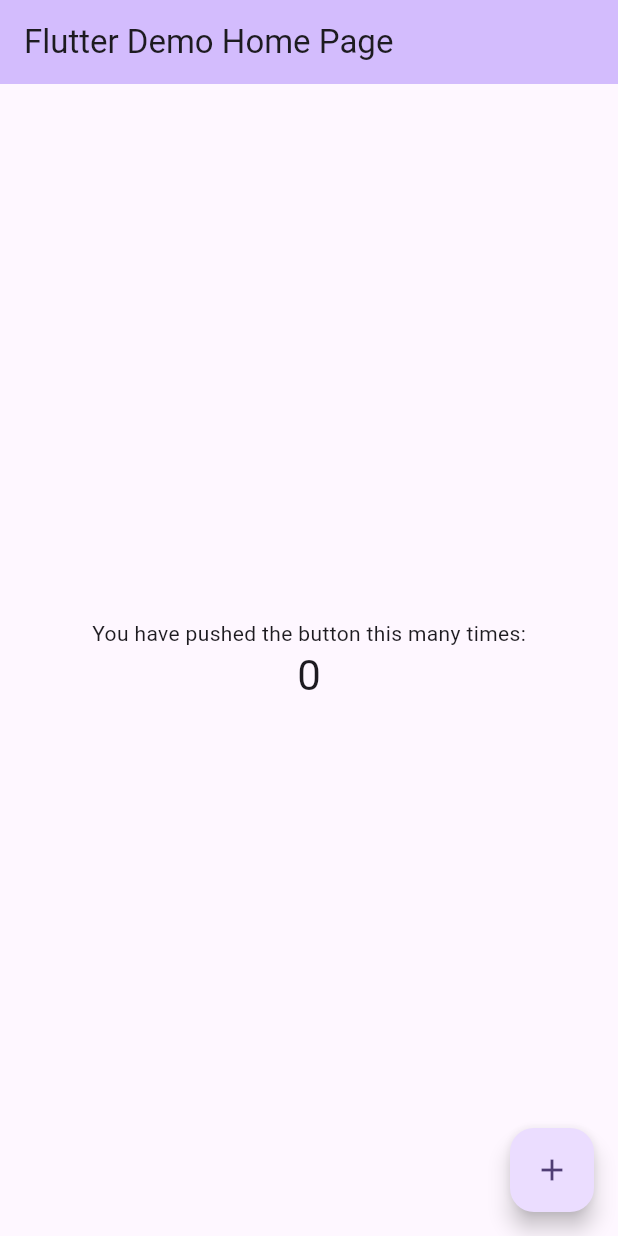
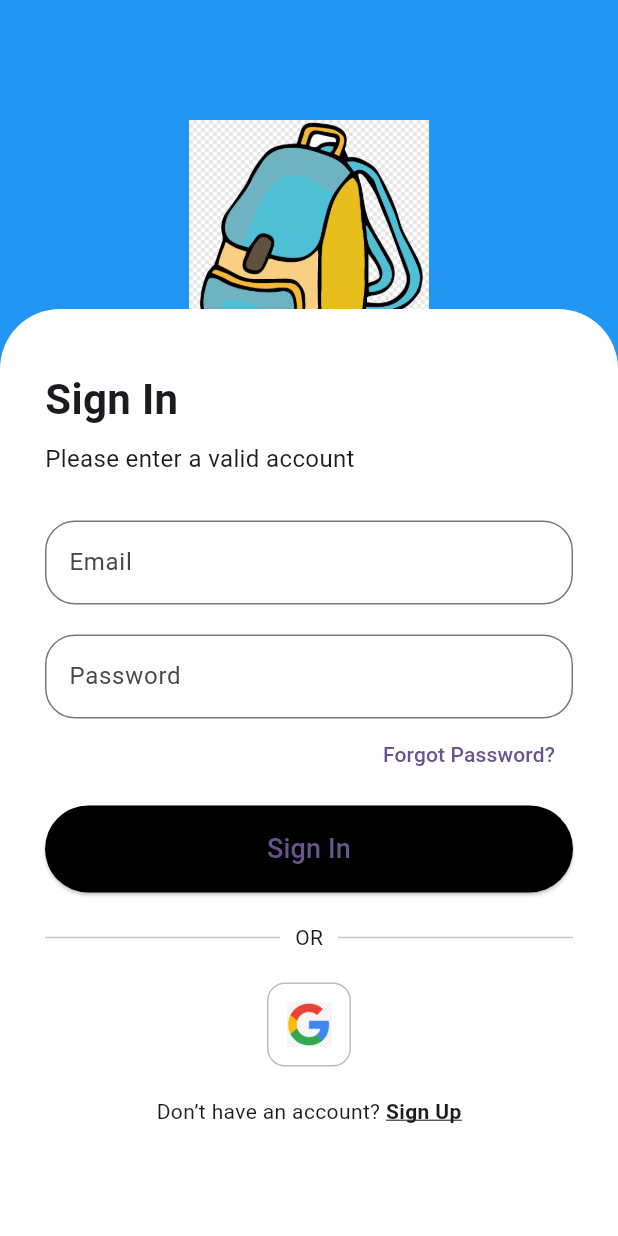
Before and after one commit to dhikshit250/tripsync, a Flutter app: the screen it shows after launch, on a phone screen of 412 x 824 dp. Run offline on Flutter 3.47's test engine with Material 3 defaults, Android fonts, the phone set to English and light mode, and no system bars; our stand-ins replace firebase_auth, firebase_core, google_sign_in; accounts and stored records are empty.

Commit message:
First Upload

```diff
--- a/lib/main.dart
+++ b/lib/main.dart
@@ -1,122 +1,42 @@
 import 'package:flutter/material.dart';
+import 'package:firebase_core/firebase_core.dart';
+import 'package:firebase_auth/firebase_auth.dart';
+import 'package:tripsync/screens/login_screen.dart';
+import 'package:tripsync/screens/home_screen.dart';
 
-void main() {
+void main() async {
+  WidgetsFlutterBinding.ensureInitialized();
+  await Firebase.initializeApp(); // Initialize Firebase
   runApp(const MyApp());
 }
 
 class MyApp extends StatelessWidget {
   const MyApp({super.key});
 
-  // This widget is the root of your application.
   @override
   Widget build(BuildContext context) {
     return MaterialApp(
-      title: 'Flutter Demo',
+      title: 'TripSync',
+      debugShowCheckedModeBanner: false,
       theme: ThemeData(
-        // This is the theme of your application.
-        //
-        // TRY THIS: Try running your application with "flutter run". You'll see
-        // the application has a purple toolbar. Then, without quitting the app,
-        // try changing the seedColor in the colorScheme below to Colors.green
-        // and then invoke "hot reload" (save your changes or press the "hot
-        // reload" button in a Flutter-supported IDE, or press "r" if you used
-        // the command line to start the app).
-        //
-        // Notice that the counter didn't reset back to zero; the application
-        // state is not lost during the reload. To reset the state, use hot
-        // restart instead.
-        //
-        // This works for code too, not just values: Most code changes can be
-        // tested with just a hot reload.
         colorScheme: ColorScheme.fromSeed(seedColor: Colors.deepPurple),
+        useMaterial3: true,
       ),
-      home: const MyHomePage(title: 'Flutter Demo Home Page'),
+      // Show LoginScreen or HomeScreen based on auth status
+      home: StreamBuilder<User?>(
+        stream: FirebaseAuth.instance.authStateChanges(),
+        builder: (context, snapshot) {
+          if (snapshot.connectionState == ConnectionState.waiting) {
+            return const Scaffold(
+              body: Center(child: CircularProgressIndicator()),
+            );
+          } else if (snapshot.hasData) {
+            return const HomeScreen(); // User is logged in
+          } else {
+            return const LoginScreen(); // Not logged in
+          }
+        },
+      ),
     );
   }
 }
-
-class MyHomePage extends StatefulWidget {
-  const MyHomePage({super.key, required this.title});
-
-  // This widget is the home page of your application. It is stateful, meaning
-  // that it has a State object (defined below) that contains fields that affect
-  // how it looks.
-
-  // This class is the configuration for the state. It holds the values (in this
-  // case the title) provided by the parent (in this case the App widget) and
-  // used by the build method of the State. Fields in a Widget subclass are
-  // always marked "final".
-
-  final String title;
-
-  @override
-  State<MyHomePage> createState() => _MyHomePageState();
-}
-
-class _MyHomePageState extends State<MyHomePage> {
-  int _counter = 0;
-
-  void _incrementCounter() {
-    setState(() {
-      // This call to setState tells the Flutter framework that something has
-      // changed in this State, which causes it to rerun the build method below
-      // so that the display can reflect the updated values. If we changed
-      // _counter without calling setState(), then the build method would not be
-      // called again, and so nothing would appear to happen.
-      _counter++;
-    });
-  }
-
-  @override
-  Widget build(BuildContext context) {
-    // This method is rerun every time setState is called, for instance as done
-    // by the _incrementCounter method above.
-    //
-    // The Flutter framework has been optimized to make rerunning build methods
-    // fast, so that you can just rebuild anything that needs updating rather
-    // than having to individually change instances of widgets.
-    return Scaffold(
-      appBar: AppBar(
-        // TRY THIS: Try changing the color here to a specific color (to
-        // Colors.amber, perhaps?) and trigger a hot reload to see the AppBar
-        // change color while the other colors stay the same.
-        backgroundColor: Theme.of(context).colorScheme.inversePrimary,
-        // Here we take the value from the MyHomePage object that was created by
-        // the App.build method, and use it to set our appbar title.
-        title: Text(widget.title),
-      ),
-      body: Center(
-        // Center is a layout widget. It takes a single child and positions it
-        // in the middle of the parent.
-        child: Column(
-          // Column is also a layout widget. It takes a list of children and
-          // arranges them vertically. By default, it sizes itself to fit its
-          // children horizontally, and tries to be as tall as its parent.
-          //
-          // Column has various properties to control how it sizes itself and
-          // how it positions its children. Here we use mainAxisAlignment to
-          // center the children vertically; the main axis here is the vertical
-          // axis because Columns are vertical (the cross axis would be
-          // horizontal).
-          //
-          // TRY THIS: Invoke "debug painting" (choose the "Toggle Debug Paint"
-          // action in the IDE, or press "p" in the console), to see the
-          // wireframe for each widget.
-          mainAxisAlignment: MainAxisAlignment.center,
-          children: <Widget>[
-            const Text('You have pushed the button this many times:'),
-            Text(
-              '$_counter',
-              style: Theme.of(context).textTheme.headlineMedium,
-            ),
-          ],
-        ),
-      ),
-      floatingActionButton: FloatingActionButton(
-        onPressed: _incrementCounter,
-        tooltip: 'Increment',
-        child: const Icon(Icons.add),
-      ), // This trailing comma makes auto-formatting nicer for build methods.
-    );
-  }
-}
--- /dev/null
+++ b/lib/screens/login_screen.dart
@@ -0,0 +1,191 @@
+import 'package:flutter/material.dart';
+import 'package:firebase_auth/firebase_auth.dart';
+import 'package:google_sign_in/google_sign_in.dart';
+import 'package:tripsync/screens/home_screen.dart';
+
+class LoginScreen extends StatefulWidget {
+  const LoginScreen({super.key});
+
+  @override
+  State<LoginScreen> createState() => _LoginScreenState();
+}
+
+class _LoginScreenState extends State<LoginScreen> {
+  final FirebaseAuth _auth = FirebaseAuth.instance;
+  final TextEditingController _emailController = TextEditingController();
+  final TextEditingController _passwordController = TextEditingController();
+
+  Future<void> _signInWithEmail() async {
+    try {
+      await _auth.signInWithEmailAndPassword(
+        email: _emailController.text.trim(),
+        password: _passwordController.text,
+      );
+      Navigator.pushReplacement(
+        context,
+        MaterialPageRoute(builder: (context) => const HomeScreen()),
+      );
+    } catch (e) {
+      ScaffoldMessenger.of(context).showSnackBar(
+        SnackBar(content: Text('Email Login Failed: $e')),
+      );
+    }
+  }
+
+  Future<void> _signInWithGoogle() async {
+    try {
+      final GoogleSignInAccount? googleUser = await GoogleSignIn().signIn();
+      if (googleUser == null) return;
+      final googleAuth = await googleUser.authentication;
+      final credential = GoogleAuthProvider.credential(
+        accessToken: googleAuth.accessToken,
+        idToken: googleAuth.idToken,
+      );
+      await _auth.signInWithCredential(credential);
+      Navigator.pushReplacement(
+        context,
+        MaterialPageRoute(builder: (context) => const HomeScreen()),
+      );
+    } catch (e) {
+      ScaffoldMessenger.of(context).showSnackBar(
+        SnackBar(content: Text('Google Login Failed: $e')),
+      );
+    }
+  }
+
+  @override
+  Widget build(BuildContext context) {
+    final size = MediaQuery.of(context).size;
+
+    return Scaffold(
+      backgroundColor: const Color(0xFF2196F3), // Blue background
+      body: Stack(
+        children: [
+          Positioned(
+            top: 80,
+            left: 0,
+            right: 0,
+            child: Image.asset(
+              'assets/images/travel_bag.png',
+              height: 160,
+            ),
+          ),
+          Align(
+            alignment: Alignment.bottomCenter,
+            child: Container(
+              height: size.height * 0.75,
+              padding: const EdgeInsets.symmetric(horizontal: 30, vertical: 40),
+              decoration: const BoxDecoration(
+                color: Colors.white,
+                borderRadius: BorderRadius.vertical(top: Radius.circular(40)),
+              ),
+              child: SingleChildScrollView(
+                child: Column(
+                  crossAxisAlignment: CrossAxisAlignment.start,
+                  children: [
+                    const Text('Sign In',
+                        style: TextStyle(fontSize: 28, fontWeight: FontWeight.bold)),
+                    const SizedBox(height: 8),
+                    const Text('Please enter a valid account',
+                        style: TextStyle(fontSize: 16)),
+                    const SizedBox(height: 30),
+                    TextField(
+                      controller: _emailController,
+                      decoration: const InputDecoration(
+                        labelText: 'Email',
+                        hintText: 'youremail@example.com',
+                        border: OutlineInputBorder(
+                          borderRadius: BorderRadius.all(Radius.circular(20)),
+                        ),
+                      ),
+                    ),
+                    const SizedBox(height: 20),
+                    TextField(
+                      controller: _passwordController,
+                      obscureText: true,
+                      decoration: const InputDecoration(
+                        labelText: 'Password',
+                        border: OutlineInputBorder(
+                          borderRadius: BorderRadius.all(Radius.circular(20)),
+                        ),
+                      ),
+                    ),
+                    Align(
+                      alignment: Alignment.centerRight,
+                      child: TextButton(
+                        onPressed: () {},
+                        child: const Text("Forgot Password?"),
+                      ),
+                    ),
+                    const SizedBox(height: 10),
+                    SizedBox(
+                      width: double.infinity,
+                      child: ElevatedButton(
+                        onPressed: _signInWithEmail,
+                        style: ElevatedButton.styleFrom(
+                          backgroundColor: Colors.black,
+                          shape: RoundedRectangleBorder(
+                            borderRadius: BorderRadius.circular(30),
+                          ),
+                          padding: const EdgeInsets.symmetric(vertical: 16),
+                        ),
+                        child: const Text("Sign In", style: TextStyle(fontSize: 18)),
+                      ),
+                    ),
+                    const SizedBox(height: 20),
+                    Row(
+                      children: const [
+                        Expanded(child: Divider()),
+                        Padding(
+                          padding: EdgeInsets.symmetric(horizontal: 10),
+                          child: Text("OR"),
+                        ),
+                        Expanded(child: Divider()),
+                      ],
+                    ),
+                    const SizedBox(height: 20),
+                    Center(
+                      child: InkWell(
+                        onTap: _signInWithGoogle,
+                        child: Container(
+                          padding: const EdgeInsets.all(12),
+                          decoration: BoxDecoration(
+                            border: Border.all(color: Colors.grey.shade400),
+                            borderRadius: BorderRadius.circular(12),
+                          ),
+                          child: Image.asset(
+                            'assets/images/google_icon.png',
+                            height: 30,
+                          ),
+                        ),
+                      ),
+                    ),
+                    const SizedBox(height: 20),
+                    Center(
+                      child: Row(
+                        mainAxisAlignment: MainAxisAlignment.center,
+                        children: [
+                          const Text("Don’t have an account? "),
+                          GestureDetector(
+                            onTap: () {}, // TODO: Navigate to SignUp
+                            child: const Text(
+                              "Sign Up",
+                              style: TextStyle(
+                                fontWeight: FontWeight.bold,
+                                decoration: TextDecoration.underline,
+                              ),
+                            ),
+                          ),
+                        ],
+                      ),
+                    )
+                  ],
+                ),
+              ),
+            ),
+          ),
+        ],
+      ),
+    );
+  }
+}
```
Also changed, not shown: lib/screens/group_screen.dart (added, +39 -0 lines), lib/screens/home_screen.dart (added, +64 -0 lines), lib/screens/profile_screen.dart (added, +67 -0 lines), pubspec.yaml (+10 -39 lines), assets/images/google_icon.png (added), assets/images/travel_bag.png (added), firebase.json (added), lib/firebase_options.dart (added), pubspec.lock, 30 other files.
